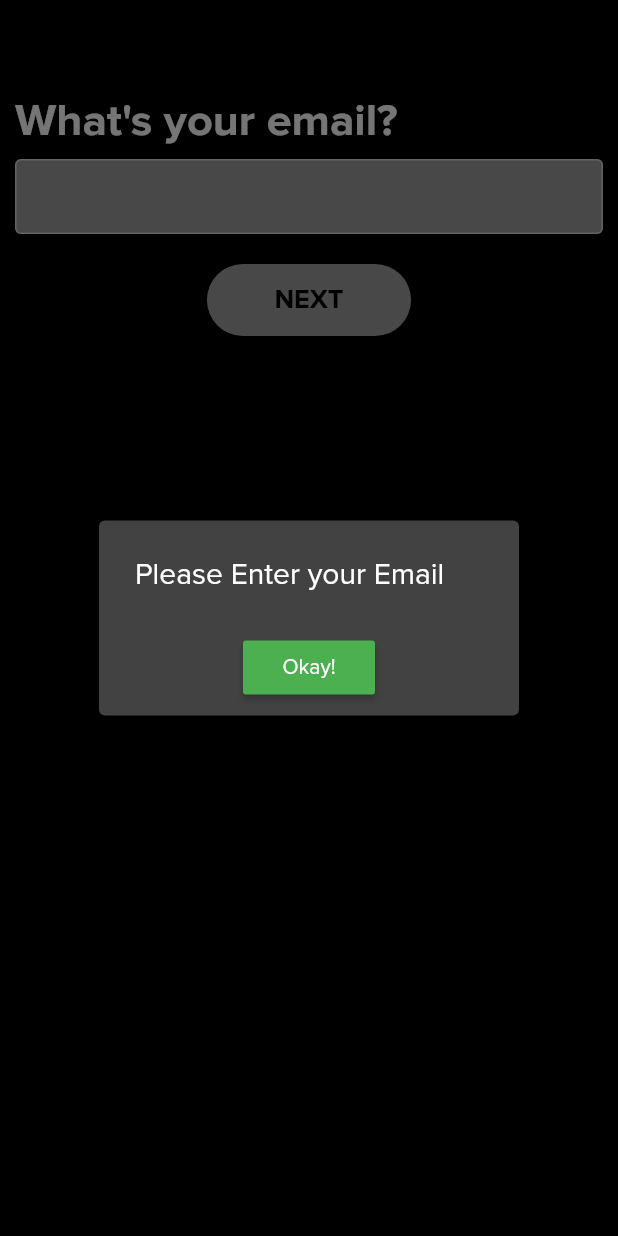
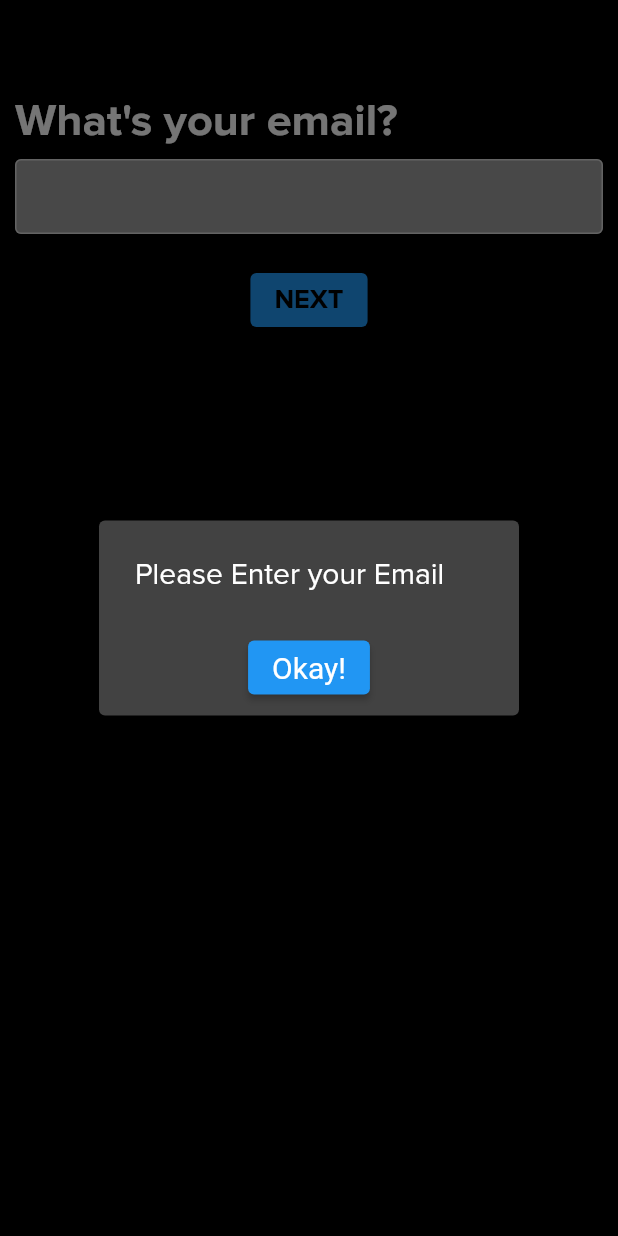
Before and after one commit to farooq958/story_tok, a Flutter app: the CreateAccount screen opened directly, after a tap on "NEXT", on a phone screen of 412 x 824 dp. Run offline on Flutter 3.47's test engine with Material 2 defaults, Android fonts, the phone set to English and light mode, and no system bars; our stand-ins replace carousel_slider, cloud_firestore, firebase_auth, firebase_core, firebase_database, firebase_storage and 5 more; missing offline and left inert: audio_session, cloud_firestore_web, firebase_auth_web, firebase_core_web, firebase_database_web, firebase_storage_web and 4 more; accounts and stored records are empty.

Commit message:
Upgrade the project.

```diff
--- a/lib/components/auth.dart
+++ b/lib/components/auth.dart
@@ -313,6 +313,8 @@ class CreateAccount extends StatelessWidget {
   Widget build(BuildContext context) {
     final sessionObj = Provider.of<CreateUserAccount>(context);
     final uiComponents = Provider.of<ShowCustomAlertDialog>(context);
+    final ButtonStyle style =
+    ElevatedButton.styleFrom(textStyle: const TextStyle(fontSize: 20));
     return Scaffold(
       backgroundColor: Colors.black,
       appBar: AppBar(
@@ -358,16 +360,17 @@ class CreateAccount extends StatelessWidget {
                   height: 20.0,
                 ),
                 Center(
-                  child: RaisedButton(
-                    padding: EdgeInsets.fromLTRB(45.0, 15.0, 45.0, 15.0),
+                  child: ElevatedButton(
+                    //padding: EdgeInsets.fromLTRB(45.0, 15.0, 45.0, 15.0),
+                    style:style,
                     onPressed: (){
                       FocusScope.of(context).unfocus();
                       sessionObj.emailNextEnabled ? sessionObj.pctrl.nextPage(duration: Duration(milliseconds: 500), curve: Curves.easeIn) : uiComponents.showCustomDialog(context, "Please Enter your Email");
                     },
-                    color: sessionObj.emailNextEnabled ? Colors.white : Colors.grey,
-                    shape: RoundedRectangleBorder(
-                      borderRadius: BorderRadius.circular(100.0),
-                    ),
+                    //color: sessionObj.emailNextEnabled ? Colors.white : Colors.grey,
+                    // shape: RoundedRectangleBorder(
+                    //   borderRadius: BorderRadius.circular(100.0),
+                    // ),
                     child: Text("NEXT", style: TextStyle(
                       color: Colors.black,
                       fontSize: 18.0,
@@ -417,16 +420,16 @@ class CreateAccount extends StatelessWidget {
                   height: 20.0,
                 ),
                 Center(
-                  child: RaisedButton(
-                    padding: EdgeInsets.fromLTRB(45.0, 15.0, 45.0, 15.0),
+                  child: ElevatedButton(
+                    style: style,
                     onPressed: (){
                       FocusScope.of(context).unfocus();
                       sessionObj.passNextEnabled ? sessionObj.pctrl.nextPage(duration: Duration(milliseconds: 500), curve: Curves.easeIn) : uiComponents.showCustomDialog(context, "Password must of atleast 8 Charecters") ;
                     },
-                    color: sessionObj.passNextEnabled ? Colors.white : Colors.grey,
-                    shape: RoundedRectangleBorder(
-                      borderRadius: BorderRadius.circular(100.0),
-                    ),
+                    //color: sessionObj.passNextEnabled ? Colors.white : Colors.grey,
+                    //shape: RoundedRectangleBorder(
+                     // borderRadius: BorderRadius.circular(100.0),
+                    //),
                     child: Text("NEXT", style: TextStyle(
                       color: Colors.black,
                       fontSize: 18.0,
@@ -473,16 +476,17 @@ class CreateAccount extends StatelessWidget {
                   height: 20.0,
                 ),
                 Center(
-                  child: sessionObj.isCreatingAccount ? CircularProgressIndicator() : RaisedButton(
-                    padding: EdgeInsets.fromLTRB(45.0, 15.0, 45.0, 15.0),
+                  child: sessionObj.isCreatingAccount ? CircularProgressIndicator() : ElevatedButton(
+                    //padding: EdgeInsets.fromLTRB(45.0, 15.0, 45.0, 15.0),
+                    style:style,
                     onPressed: (){
                       FocusScope.of(context).unfocus();
                       sessionObj.nameNextEnabled ? sessionObj.signUp(context ,sessionObj.name ,sessionObj.email, sessionObj.password) : uiComponents.showCustomDialog(context, "Name should be atleast 6 Charecters");
                     },
-                    color: sessionObj.nameNextEnabled ? Colors.white : Colors.grey,
-                    shape: RoundedRectangleBorder(
-                      borderRadius: BorderRadius.circular(100.0),
-                    ),
+                    // color: sessionObj.nameNextEnabled ? Colors.white : Colors.grey,
+                    // shape: RoundedRectangleBorder(
+                    //   borderRadius: BorderRadius.circular(100.0),
+                    // ),
                     child: Text("Create", style: TextStyle(
                       color: Colors.black,
                       fontSize: 18.0,
@@ -524,6 +528,8 @@ class LoginPage extends StatelessWidget {
   Widget build(BuildContext context) {
     final loginLogic = Provider.of<LoginLogic>(context);
     final uiComponents = Provider.of<ShowCustomAlertDialog>(context);
+    final ButtonStyle style =
+    ElevatedButton.styleFrom(textStyle: const TextStyle(fontSize: 20));
     return Scaffold(
       backgroundColor: Colors.black,
       appBar: AppBar(
@@ -595,16 +601,17 @@ class LoginPage extends StatelessWidget {
               ),
 
             Center(
-                  child: loginLogic.isAuthenticating ? CircularProgressIndicator() : RaisedButton(
-                    padding: EdgeInsets.fromLTRB(45.0, 15.0, 45.0, 15.0),
+                  child: loginLogic.isAuthenticating ? CircularProgressIndicator() : ElevatedButton(
+                    //padding: EdgeInsets.fromLTRB(45.0, 15.0, 45.0, 15.0),
+                    style:style,
                     onPressed: (){
                       FocusScope.of(context).unfocus();
                       loginLogic.loginButton ? loginLogic.loginIn(context, loginLogic.email, loginLogic.password) : uiComponents.showCustomDialog(context, "Enter your Email and Password") ;
                     },
-                    color: loginLogic.loginButton ? Colors.white : Colors.grey,
-                    shape: RoundedRectangleBorder(
-                      borderRadius: BorderRadius.circular(100.0),
-                    ),
+                    // color: loginLogic.loginButton ? Colors.white : Colors.grey,
+                    // shape: RoundedRectangleBorder(
+                    //   borderRadius: BorderRadius.circular(100.0),
+                    // ),
                     child: Text("LOG IN", style: TextStyle(
                       color: Colors.black,
                       fontSize: 18.0,
@@ -650,6 +657,8 @@ class PasswordRecovery extends StatelessWidget {
   @override
   Widget build(BuildContext context) {
     final forgotObj = Provider.of<ForgotPassword>(context);
+    final ButtonStyle style =
+    ElevatedButton.styleFrom(textStyle: const TextStyle(fontSize: 20));
     return Scaffold(
       backgroundColor: Colors.black,
       appBar: AppBar(
@@ -698,15 +707,16 @@ class PasswordRecovery extends StatelessWidget {
               height: 20.0,
             ),
             Center(
-              child: RaisedButton(
-                padding: EdgeInsets.fromLTRB(35.0, 20.0, 35.0, 20.0),
-                color: forgotObj.getLinkEnable ? Colors.white : Colors.grey,
+              child: ElevatedButton(
+                //padding: EdgeInsets.fromLTRB(35.0, 20.0, 35.0, 20.0),
+                //color: forgotObj.getLinkEnable ? Colors.white : Colors.grey,
+                style:style,
                 onPressed: ()async{
                   forgotObj.getLinkEnable ? (await forgotObj.sendEmail(context ,forgotObj.email)) ? forgotObj.showCustomAlertDialog.showCustomDialog(context, "An Email was sent to you to reset your Password, Check your inbox.") : print("Something went wrong") : forgotObj.showCustomAlertDialog.showCustomDialog(context, "Please enter valid Email");
                 },
-                shape: RoundedRectangleBorder(
-                  borderRadius: BorderRadius.circular(100.0),
-                ),
+                // shape: RoundedRectangleBorder(
+                //   borderRadius: BorderRadius.circular(100.0),
+                // ),
                 child: Text("GET LINK", style: TextStyle(
                   color: Colors.black,
                   fontSize: 16.0,
--- a/lib/logic/basic_ui.dart
+++ b/lib/logic/basic_ui.dart
@@ -3,6 +3,8 @@ import 'package:flutter/material.dart';
 //Basic UI Classes
 class ShowCustomAlertDialog extends ChangeNotifier{
   Future<Widget> showCustomDialog(BuildContext context, String message){
+    final ButtonStyle style =
+    ElevatedButton.styleFrom(textStyle: const TextStyle(fontSize: 20));
     return showDialog(
       context: context,
       builder: (context){
@@ -10,8 +12,9 @@ class ShowCustomAlertDialog extends ChangeNotifier{
           title: Text(message),
           actions: <Widget>[
             Center(
-              child: RaisedButton(
-                color: Colors.green,
+              child: ElevatedButton(
+                //color: Colors.green,
+                style:style,
                 onPressed: (){
                   Navigator.pop(context);
                 },
```
Also changed, not shown: lib/components/admin_Deprecated.dart (+24 -12 lines), 6 other files.
